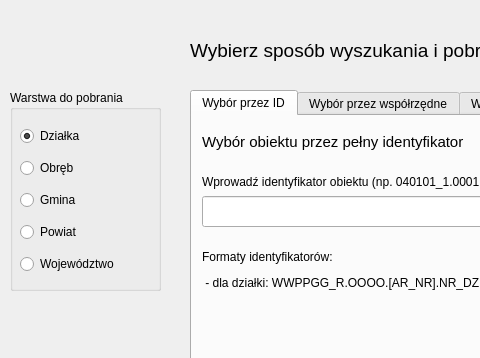
envirosolutionspl/uldk_gugik, file uldk_gugik_dialog_base.ui: the form before one commit; both pictures show x 0 to 480 and y 0 to 358 of the 828 by 514 pixel window.
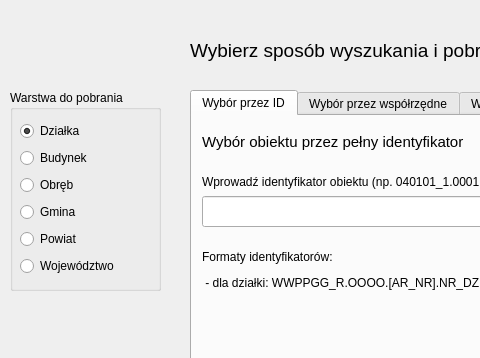
The form after the commit. Icons and pictures are not drawn. Custom widgets are drawn as their Qt base class.

The edit to the form file:
```diff
--- a/uldk_gugik_dialog_base.ui
+++ b/uldk_gugik_dialog_base.ui
@@ -714,6 +714,22 @@
        </property>
       </widget>
      </item>
+     <item>
+      <widget class="QRadioButton" name="rdb_bu">
+       <property name="enabled">
+        <bool>true</bool>
+       </property>
+       <property name="text">
+        <string>Budynek</string>
+       </property>
+       <property name="checkable">
+        <bool>true</bool>
+       </property>
+       <property name="checked">
+        <bool>false</bool>
+       </property>
+      </widget>
+     </item>
      <item>
       <widget class="QRadioButton" name="rdb_ob">
        <property name="text">
```
Left out of the diff: 12 changed lines with no effect on the pictures.
